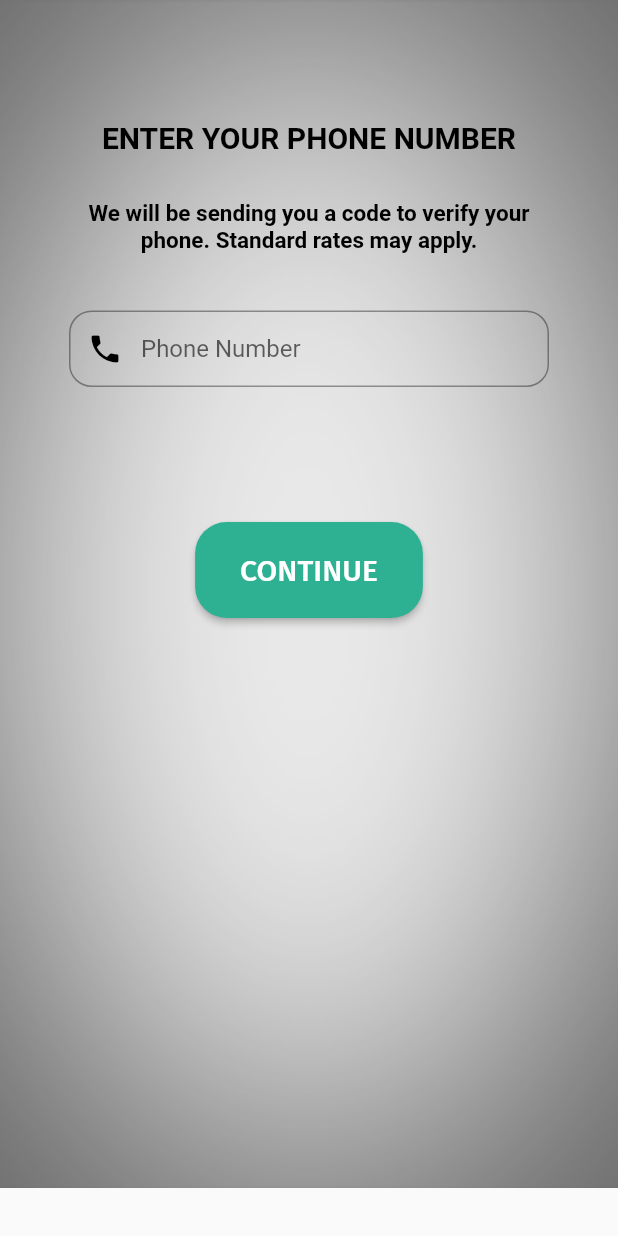
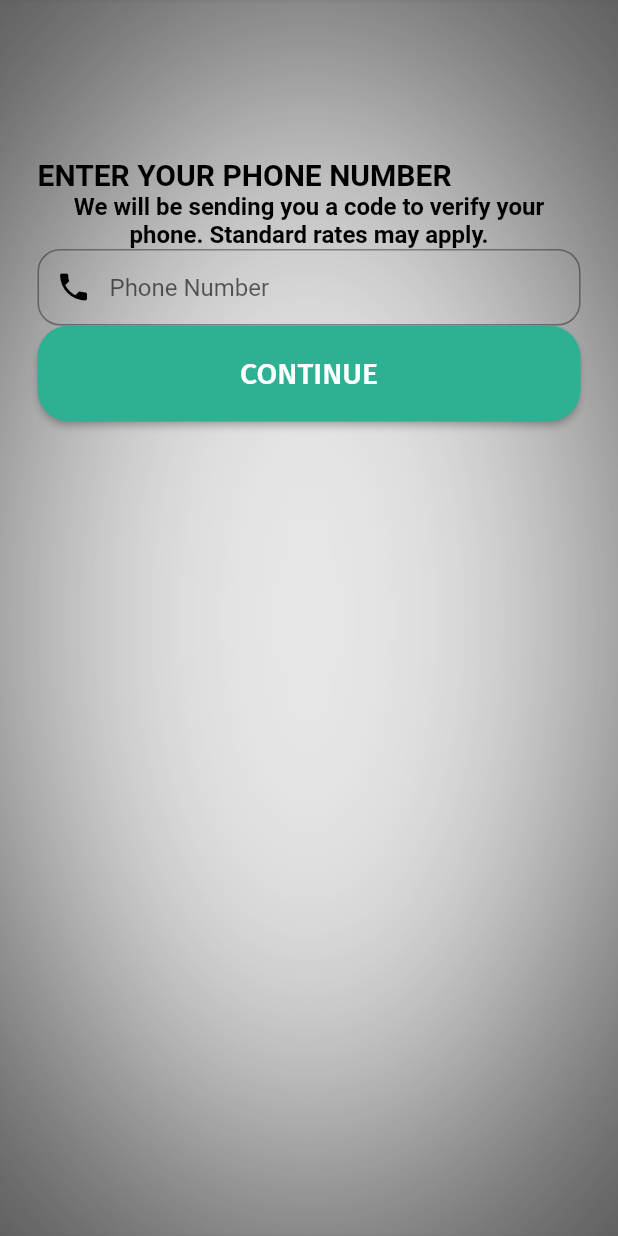
Before and after one commit to mehul-da/Charitea, a Flutter app: the LoginScreen screen opened directly, on a phone screen of 412 x 824 dp. Run offline on Flutter 3.47's test engine with Material 2 defaults, Android fonts, the phone set to English and light mode, and no system bars; our stand-ins replace google_fonts; missing offline and left inert: mdi.

Commit message:
Organized login screen.

```diff
--- a/lib/LoginScreen.dart
+++ b/lib/LoginScreen.dart
@@ -10,77 +10,33 @@ class LoginScreen extends StatefulWidget {
 }
 
 class _LoginScreenState extends State<LoginScreen> {
-  @override
-  Widget build(BuildContext context) {
-    return Scaffold(
-      resizeToAvoidBottomPadding: false,
-      body: SingleChildScrollView(
-        child: DecoratedBox(
-          position: DecorationPosition.background,
-          decoration: BoxDecoration(
+
+  final background = BoxDecoration(
     image: DecorationImage(
       image: AssetImage('images/background2.png'),
       fit: BoxFit.cover,
-              colorFilter: ColorFilter.mode(
-                  Colors.black.withOpacity(0.7), BlendMode.dstATop),
+      colorFilter:
+          ColorFilter.mode(Colors.black.withOpacity(0.8), BlendMode.dstATop),
     ),
-          ),
-          child: Center(child: Column(
-            mainAxisAlignment: MainAxisAlignment.center,
-            children: <Widget>[
-              SizedBox(height: 80),
-              Row(
-                  mainAxisAlignment: MainAxisAlignment.center,
-                  children: <Widget>[
-                    Text(
-                      "ENTER YOUR PHONE NUMBER",
-                      style: GoogleFonts.nanumGothic(
-                          fontSize: 20,
-                          fontWeight: FontWeight.bold,
-                          color: Colors.black),
-                    )
-                  ]),
-              Padding(
-                  padding: EdgeInsets.only(left: 50, right: 50, top: 30, bottom: 30),
-                  child: Row(
-                      mainAxisAlignment: MainAxisAlignment.center,
-                      children: <Widget>[
-                        Expanded(
-                            child: Text(
-                          "We will be sending you a code to verify your phone. Standard rates may apply.",
-                          textAlign: TextAlign.center,
-                          style: GoogleFonts.nanumGothic(
-                              fontSize: 15,
-                              fontWeight: FontWeight.bold,
-                              color: Colors.black),
-                        ))
-                      ])),
-              SizedBox(height: 8),
-              Row(
-                  mainAxisAlignment: MainAxisAlignment.center,
-                  children: <Widget>[
-                    Container(
+  );
+
+  final phoneInput = Container(
       width: 320,
       child: TextField(
         keyboardType: TextInputType.phone,
         decoration: InputDecoration(
             hintText: "Phone Number",
-                              border: OutlineInputBorder(
-                                  borderRadius: BorderRadius.circular(15)),
-                              focusedBorder: OutlineInputBorder(
-                                  borderRadius: BorderRadius.circular(15)),
+            border: OutlineInputBorder(borderRadius: BorderRadius.circular(15)),
+            focusedBorder:
+                OutlineInputBorder(borderRadius: BorderRadius.circular(15)),
             contentPadding: const EdgeInsets.all(16.0),
-                              prefixIcon:
-                                  Icon(Icons.phone, color: Colors.black)),
-                        ))
-                  ]),
-              Padding(
-                  padding: const EdgeInsets.only(top: 90, bottom: 380),
-                  child: RaisedButton(
-                    shape: RoundedRectangleBorder(
-                        borderRadius: BorderRadius.circular(21)),
-                    padding: const EdgeInsets.only(
-                        left: 30, right: 30, top: 20, bottom: 20),
+            prefixIcon: Icon(Icons.phone, color: Colors.black)),
+      ));
+
+  final continueButton = RaisedButton(
+        shape: RoundedRectangleBorder(borderRadius: BorderRadius.circular(21)),
+        padding:
+            const EdgeInsets.only(top: 20, bottom: 20),
         onPressed: () => {},
         color: Color(0xFF2eb092),
         textColor: Colors.white,
@@ -88,9 +44,41 @@ class _LoginScreenState extends State<LoginScreen> {
           "CONTINUE",
           style: GoogleFonts.firaSans(fontSize: 20),
         ),
-                  ))
+      );
+
+  final phoneMessage =
+      Text(
+        "We will be sending you a code to verify your phone. Standard rates may apply.",
+        textAlign: TextAlign.center,
+        style: GoogleFonts.nanumGothic(
+            fontSize: 16, fontWeight: FontWeight.bold, color: Colors.black),
+      );
+
+  final mainTitle = Text(
+    "ENTER YOUR PHONE NUMBER",
+    style: GoogleFonts.nanumGothic(
+        fontSize: 20, fontWeight: FontWeight.bold, color: Colors.black),
+  );
+
+  @override
+  Widget build(BuildContext context) {
+    return Scaffold(
+      resizeToAvoidBottomPadding: false,
+      body: SingleChildScrollView(
+        child: Container(
+          height: MediaQuery.of(context).size.height,
+          alignment: Alignment.topCenter,
+          decoration: background,
+          padding: EdgeInsets.all(25.0),
+          child: ListView(
+            children: <Widget>[
+              SizedBox(height: 80),
+              mainTitle,
+              phoneMessage,
+              phoneInput,
+              continueButton,
             ],
-          )),
+          ),
         ),
       ),
     );
```
Lines whose indentation alone changed are shown as unchanged.
